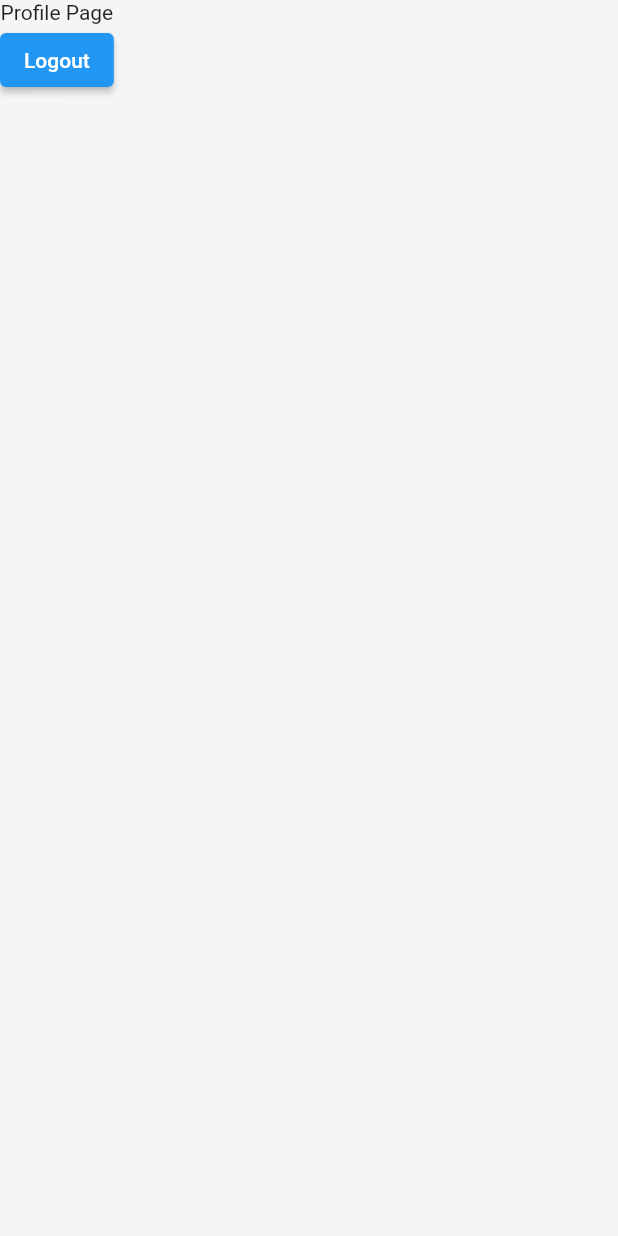
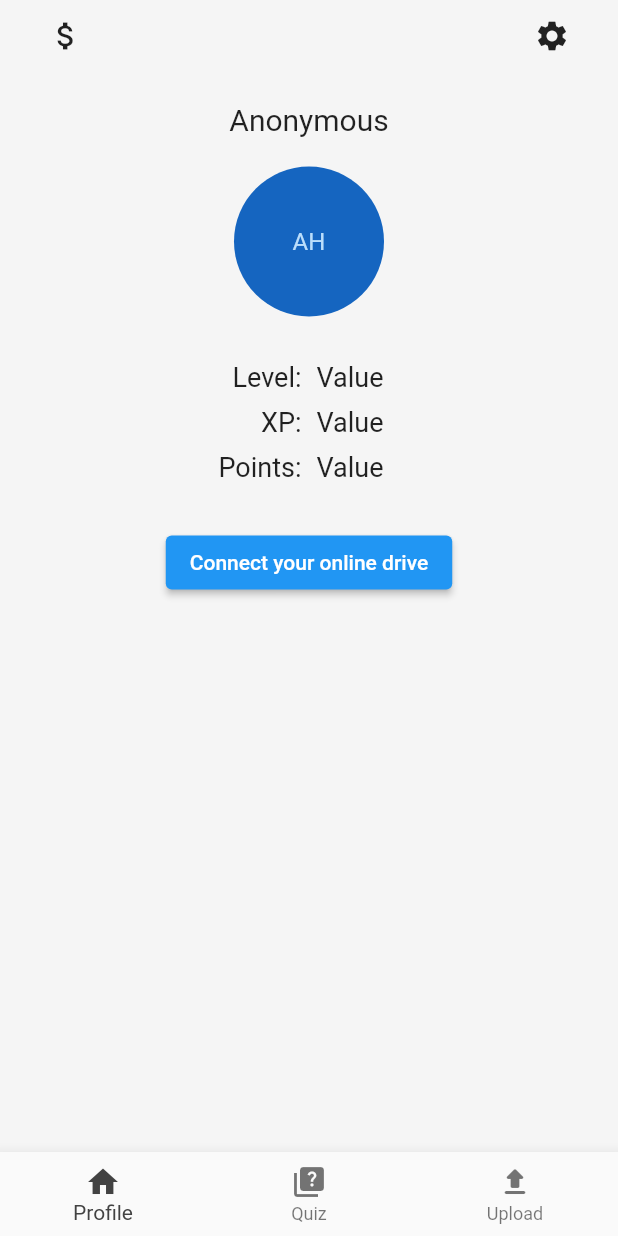
Before and after one commit to ecome-earth/SFW-Microorganism-App, a Flutter app: the ProfileScreen screen opened directly, on a phone screen of 412 x 824 dp. Run offline on Flutter 3.47's test engine with Material 2 defaults, Android fonts, the phone set to English and light mode, and no system bars; our stand-ins replace cloud_firestore, firebase_auth, firebase_core, flutter_signin_button, google_sign_in; missing offline and left inert: cloud_firestore_web, cloud_functions_web, firebase_auth_web, firebase_core_web, firebase_messaging_web, google_sign_in_web and 1 more; accounts and stored records are empty.

Commit message:
ui: Create Profile Screen - resolves #15

```diff
--- a/lib/generated_plugin_registrant.dart
+++ b/lib/generated_plugin_registrant.dart
@@ -9,6 +9,7 @@ import 'package:cloud_functions_web/cloud_functions_web.dart';
 import 'package:firebase_auth_web/firebase_auth_web.dart';
 import 'package:firebase_core_web/firebase_core_web.dart';
 import 'package:firebase_messaging_web/firebase_messaging_web.dart';
+import 'package:google_sign_in_web/google_sign_in_web.dart';
 import 'package:shared_preferences_web/shared_preferences_web.dart';
 
 import 'package:flutter_web_plugins/flutter_web_plugins.dart';
@@ -20,6 +21,7 @@ void registerPlugins(Registrar registrar) {
   FirebaseAuthWeb.registerWith(registrar);
   FirebaseCoreWeb.registerWith(registrar);
   FirebaseMessagingWeb.registerWith(registrar);
+  GoogleSignInPlugin.registerWith(registrar);
   SharedPreferencesPlugin.registerWith(registrar);
   registrar.registerMessageHandler();
 }
--- a/lib/screens/ProfileScreen.dart
+++ b/lib/screens/ProfileScreen.dart
@@ -24,17 +24,96 @@ class _ProfileScreen extends State<ProfileScreen> {
   Widget build(BuildContext context) {
     return Scaffold(
       backgroundColor: Colors.grey[100],
+      bottomNavigationBar: BottomNavigationBar(
+        items: const <BottomNavigationBarItem>[
+          BottomNavigationBarItem(
+            icon: Icon(Icons.home),
+            label: 'Profile',
+          ),
+          BottomNavigationBarItem(
+            icon: Icon(Icons.quiz),
+            label: 'Quiz',
+          ),
+          BottomNavigationBarItem(
+            icon: Icon(Icons.upload_rounded),
+            label: 'Upload',
+          ),
+        ],
+        currentIndex: 0,
+        selectedItemColor: Colors.grey[800],
+        onTap: (event) {},
+      ),
       body:
       SafeArea(
-        child: Column(
-          children: [
-            Text('Profile Page'),
-            ElevatedButton(
-                onPressed: () {
-                  FirebaseAuth.instance.signOut();
-                },
-                child: Text('Logout'))
-          ],
+        child: Center(
+          child: Column(
+            children: [
+              SizedBox(height: 0.0),
+              Padding(
+                padding: EdgeInsets.symmetric(vertical: 0.0, horizontal: 20.0),
+                child: Row(
+                  mainAxisAlignment: MainAxisAlignment.spaceBetween,
+                  children: [
+                    IconButton(onPressed: () {}, icon: Icon(Icons.attach_money)), //TextButton(onPressed: () {}, child: Text('Donate')),
+                    IconButton(onPressed: () {}, icon: Icon(Icons.settings)), //TextButton(onPressed: () {}, child: Text('Donate')),
+                    // TextButton(onPressed: () {}, child: Text('Settings'))
+                  ],
+                ),
+              ),
+              SizedBox(height: 20.0),
+              Text('Anonymous', style: TextStyle(fontSize: 20.0)),
+              SizedBox(height: 20.0),
+              CircleAvatar(
+                backgroundColor: Colors.blue.shade800,
+                radius: 50.0,
+                child: const Text('AH'),
+              ),
+              SizedBox(height: 30.0),
+              Container(
+                child: Column(
+                  children: [
+                    Row(
+                      mainAxisAlignment: MainAxisAlignment.center,
+                      children: [
+                        SizedBox(width: 70.0, height: 30.0, child: Text('Level:', textAlign: TextAlign.right, style: TextStyle(fontSize: 18.0))),
+                        SizedBox(width: 10.0),
+                        SizedBox(width: 70.0, height: 30.0, child: Text('Value', style: TextStyle(fontSize: 18.0))),
+                      ]
+                    ),
+                    Row(
+                      mainAxisAlignment: MainAxisAlignment.center,
+                      children: [
+                        SizedBox(width: 70.0, height: 30.0, child: Text('XP:', textAlign: TextAlign.right, style: TextStyle(fontSize: 18.0))),
+                        SizedBox(width: 10.0),
+                        SizedBox(width: 70.0, height: 30.0, child: Text('Value', style: TextStyle(fontSize: 18.0))),
+                      ]
+                    ),
+                    Row(
+                      mainAxisAlignment: MainAxisAlignment.center,
+                      children: [
+                        SizedBox(width: 70.0, height: 30.0, child: Text('Points:', textAlign: TextAlign.right, style: TextStyle(fontSize: 18.0))),
+                        SizedBox(width: 10.0),
+                        SizedBox(width: 70.0, height: 30.0, child: Text('Value', style: TextStyle(fontSize: 18.0))),
+                      ]
+                    ),
+                  ],
+                ),
+              ),
+              SizedBox(height: 20.0),
+              ElevatedButton(
+                  onPressed: () { },
+                  child: Text('Connect your online drive')
+              ),
+              // ElevatedButton(
+              //     onPressed: () {
+              //       FirebaseAuth.instance.signOut();
+              //     },
+              //     child: Text('Logout')
+              // ),
+
+
+            ],
+          ),
         ),
       ),
     );
--- a/pubspec.yaml
+++ b/pubspec.yaml
@@ -30,6 +30,7 @@ dependencies:
   cloud_functions: ^3.0.0
   flutter_signin_button: ^2.0.0
   shared_preferences: ^2.0.6
+  google_sign_in: "^4.5.1"
 
 
 
```
Also changed, not shown: 1 other file.
